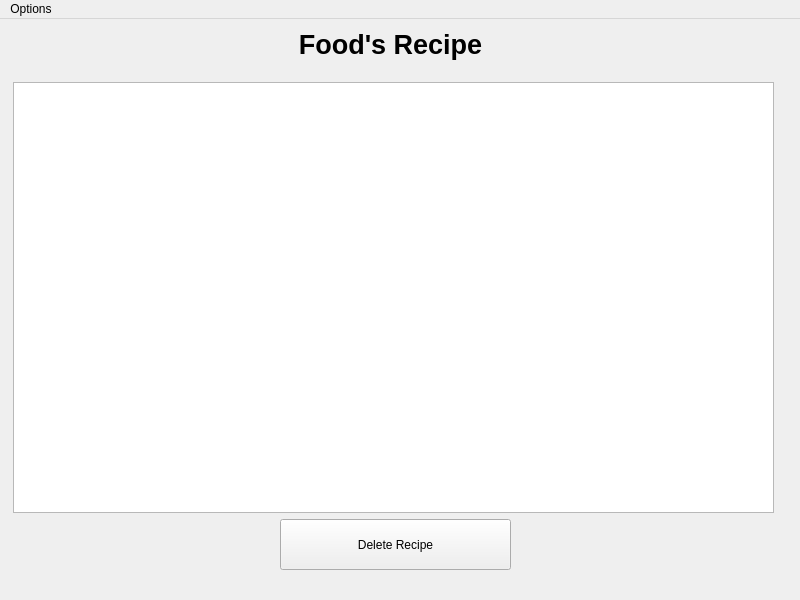
Before: the Qt Designer form CS4076-QT-Project/recipewindow.ui in italotrt/CS4076-Event-Driven-Programming-Project, drawn with Qt 5.
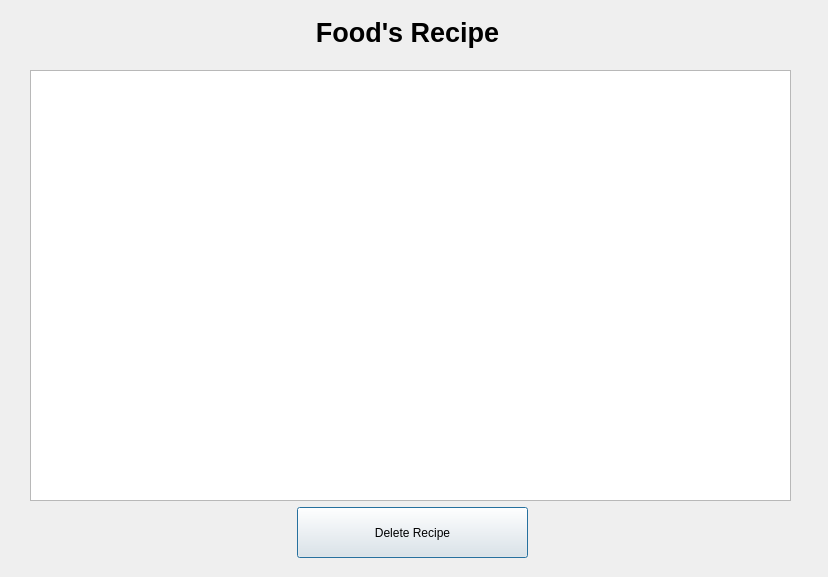
After: the same form once the commit is applied.

Commit message: Pop Up Window working

```diff
--- a/CS4076-QT-Project/recipewindow.ui
+++ b/CS4076-QT-Project/recipewindow.ui
@@ -1,24 +1,36 @@
 <?xml version="1.0" encoding="UTF-8"?>
 <ui version="4.0">
- <class>MainWindow</class>
- <widget class="QMainWindow" name="MainWindow">
+ <class>RecipeWindow</class>
+ <widget class="QDialog" name="RecipeWindow">
   <property name="geometry">
    <rect>
     <x>0</x>
     <y>0</y>
-    <width>800</width>
-    <height>600</height>
+    <width>828</width>
+    <height>577</height>
    </rect>
   </property>
   <property name="windowTitle">
    <string>MainWindow</string>
   </property>
-  <widget class="QWidget" name="centralwidget">
+  <widget class="QPushButton" name="pushButton">
+   <property name="geometry">
+    <rect>
+     <x>297</x>
+     <y>507</y>
+     <width>231</width>
+     <height>51</height>
+    </rect>
+   </property>
+   <property name="text">
+    <string>Delete Recipe</string>
+   </property>
+  </widget>
    <widget class="QLabel" name="windowLabel">
     <property name="geometry">
      <rect>
-      <x>280</x>
-      <y>0</y>
+     <x>297</x>
+     <y>7</y>
       <width>221</width>
       <height>51</height>
      </rect>
@@ -36,52 +48,16 @@
      <set>Qt::AlignCenter</set>
     </property>
    </widget>
-   <widget class="QPushButton" name="pushButton">
-    <property name="geometry">
-     <rect>
-      <x>280</x>
-      <y>500</y>
-      <width>231</width>
-      <height>51</height>
-     </rect>
-    </property>
-    <property name="text">
-     <string>Delete Recipe</string>
-    </property>
-   </widget>
    <widget class="QPlainTextEdit" name="plainTextEdit">
     <property name="geometry">
      <rect>
-      <x>13</x>
-      <y>63</y>
+     <x>30</x>
+     <y>70</y>
       <width>761</width>
       <height>431</height>
      </rect>
     </property>
    </widget>
-  </widget>
-  <widget class="QMenuBar" name="menuBar">
-   <property name="geometry">
-    <rect>
-     <x>0</x>
-     <y>0</y>
-     <width>800</width>
-     <height>24</height>
-    </rect>
-   </property>
-   <widget class="QMenu" name="menuOptions">
-    <property name="title">
-     <string>Options</string>
-    </property>
-    <addaction name="actionDelete_REcipe"/>
-   </widget>
-   <addaction name="menuOptions"/>
-  </widget>
-  <action name="actionDelete_REcipe">
-   <property name="text">
-    <string>Delete Recipe</string>
-   </property>
-  </action>
  </widget>
  <resources/>
  <connections/>
```
Left out of the diff: 2 changed lines with no effect on the pictures. Lines whose indentation alone changed are shown as unchanged. The commit also changes 13 other files.
